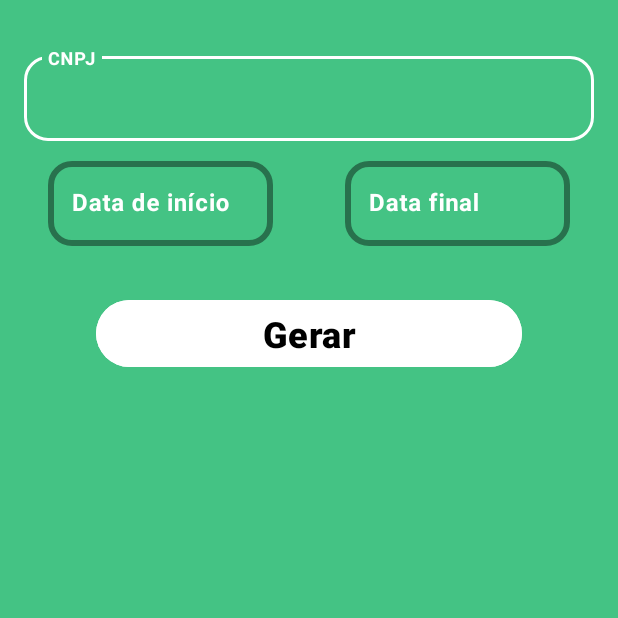
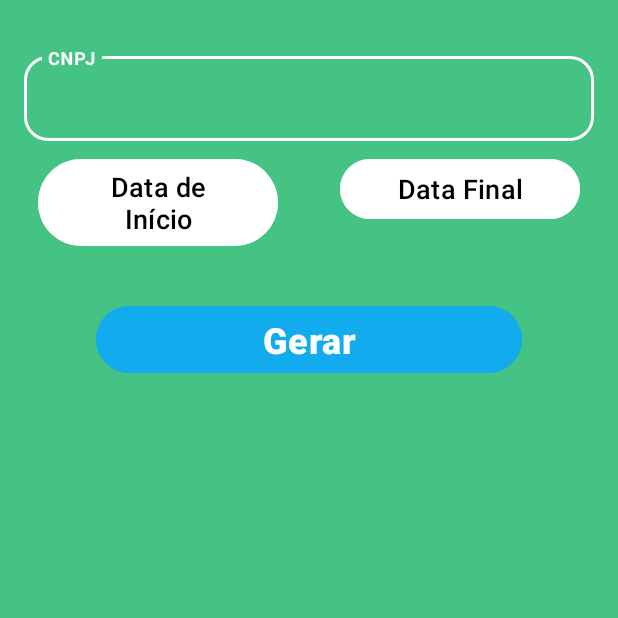
Before and after one commit to ecopoints-stem/ecopoints-system, an Android app: the fragment ClientFragment shown on its own in the app's theme, on a phone screen of 412 x 824 dp, the top half of it. Run offline under Robolectric (Android 15) with nearby library versions, the phone set to English and light mode, and no system bars; our stand-ins replace Dagger/Hilt's generated code.

Commit message:
refatorea conceito

```diff
--- a/app/app/src/main/res/layout/fragment_admin_report_client.xml
+++ b/app/app/src/main/res/layout/fragment_admin_report_client.xml
@@ -36,73 +36,43 @@
 
     </com.google.android.material.textfield.TextInputLayout>
 
-    <com.google.android.material.textfield.TextInputLayout
-        android:id="@+id/tilStartDate"
-        android:layout_width="150dp"
+    <com.google.android.material.button.MaterialButton
+        android:id="@+id/btnStartDate"
+        android:layout_width="160dp"
         android:layout_height="wrap_content"
         android:layout_marginStart="16dp"
         android:layout_marginTop="8dp"
         android:layout_marginEnd="16dp"
         android:layout_marginBottom="16dp"
-        android:hint="Data de início"
-        android:textColorHint="@color/white"
-        app:boxBackgroundMode="outline"
-        app:boxCornerRadiusBottomEnd="16dp"
-        app:boxCornerRadiusBottomStart="16dp"
-        app:boxCornerRadiusTopEnd="16dp"
-        app:boxCornerRadiusTopStart="16dp"
-        app:boxStrokeColor="@color/white"
-        app:boxStrokeWidth="4dp"
-        app:hintTextColor="@color/white"
-        app:layout_constraintEnd_toStartOf="@id/tilEndDate"
+        android:backgroundTint="@color/white"
+        android:clickable="true"
+        android:focusable="true"
+        android:foreground="?attr/selectableItemBackground"
+        android:text="Data de Início"
+        android:textColor="@color/black"
+        android:textSize="18sp"
+        app:layout_constraintEnd_toStartOf="@id/btnEndDate"
         app:layout_constraintStart_toStartOf="parent"
-        app:layout_constraintTop_toBottomOf="@id/tilCnpj">
+        app:layout_constraintTop_toBottomOf="@id/tilCnpj" />
 
-        <com.google.android.material.textfield.TextInputEditText
-            android:id="@+id/edtStartDate"
-            android:layout_width="match_parent"
-            android:layout_height="wrap_content"
-            android:inputType="date"
-            android:maxLines="1"
-            android:textColor="@color/white"
-            android:textSize="16sp"
-            android:textStyle="bold" />
-
-    </com.google.android.material.textfield.TextInputLayout>
-
-    <com.google.android.material.textfield.TextInputLayout
-        android:id="@+id/tilEndDate"
-        android:layout_width="150dp"
+    <com.google.android.material.button.MaterialButton
+        android:id="@+id/btnEndDate"
+        android:layout_width="160dp"
         android:layout_height="wrap_content"
         android:layout_marginStart="16dp"
         android:layout_marginTop="8dp"
         android:layout_marginEnd="16dp"
         android:layout_marginBottom="16dp"
-        android:hint="Data final"
-        android:textColorHint="@color/white"
-        app:boxBackgroundMode="outline"
-        app:boxCornerRadiusBottomEnd="16dp"
-        app:boxCornerRadiusBottomStart="16dp"
-        app:boxCornerRadiusTopEnd="16dp"
-        app:boxCornerRadiusTopStart="16dp"
-        app:boxStrokeColor="@color/white"
-        app:boxStrokeWidth="4dp"
-        app:hintTextColor="@color/white"
+        android:backgroundTint="@color/white"
+        android:clickable="true"
+        android:focusable="true"
+        android:foreground="?attr/selectableItemBackground"
+        android:text="Data Final"
+        android:textColor="@color/black"
+        android:textSize="18sp"
         app:layout_constraintEnd_toEndOf="parent"
-        app:layout_constraintStart_toEndOf="@id/tilStartDate"
-        app:layout_constraintTop_toBottomOf="@id/tilCnpj">
-
-        <com.google.android.material.textfield.TextInputEditText
-            android:id="@+id/edtEndDate"
-            android:layout_width="match_parent"
-            android:layout_height="wrap_content"
-            android:inputType="date"
-            android:maxLines="1"
-            android:textColor="@color/white"
-            android:textSize="16sp"
-            android:textStyle="bold" />
-
-    </com.google.android.material.textfield.TextInputLayout>
+        app:layout_constraintStart_toEndOf="@id/btnStartDate"
+        app:layout_constraintTop_toBottomOf="@id/tilCnpj"/>
 
     <com.google.android.material.button.MaterialButton
         android:id="@+id/btEditProfile"
@@ -112,17 +82,17 @@
         android:layout_marginTop="32dp"
         android:layout_marginEnd="64dp"
         android:layout_marginBottom="16dp"
-        android:backgroundTint="@color/white"
+        android:backgroundTint="@color/blue"
         android:clickable="true"
         android:focusable="true"
         android:foreground="?attr/selectableItemBackground"
         android:text="Gerar"
-        android:textColor="@color/black"
+        android:textColor="@color/white"
         android:textSize="24sp"
         android:textStyle="bold"
-        app:layout_constraintEnd_toEndOf="@id/tilEndDate"
-        app:layout_constraintStart_toStartOf="@id/tilStartDate"
-        app:layout_constraintTop_toBottomOf="@id/tilStartDate" />
+        app:layout_constraintEnd_toEndOf="@id/btnEndDate"
+        app:layout_constraintStart_toStartOf="@id/btnStartDate"
+        app:layout_constraintTop_toBottomOf="@id/btnStartDate" />
 
 
 </androidx.constraintlayout.widget.ConstraintLayout>
```
